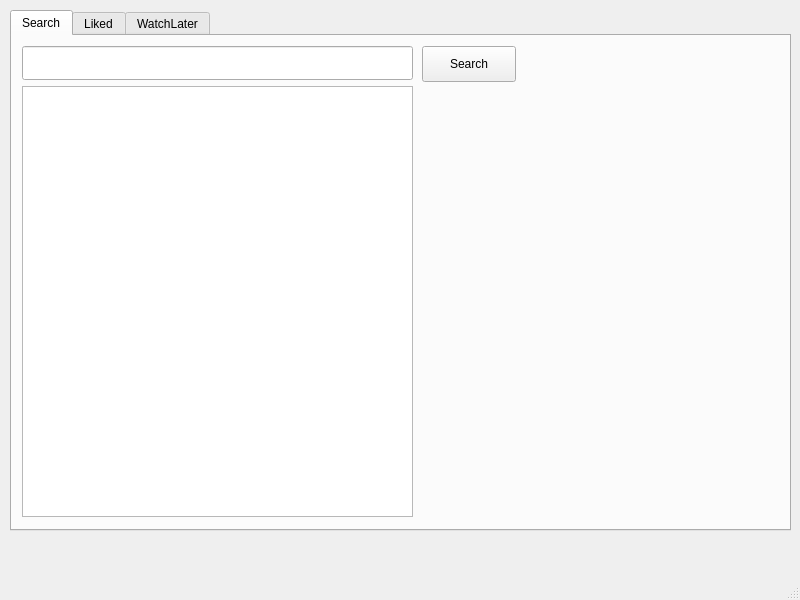
First picture: the form in mainwindow.ui, repository NicolasStigler/Utecflix, before the edit.
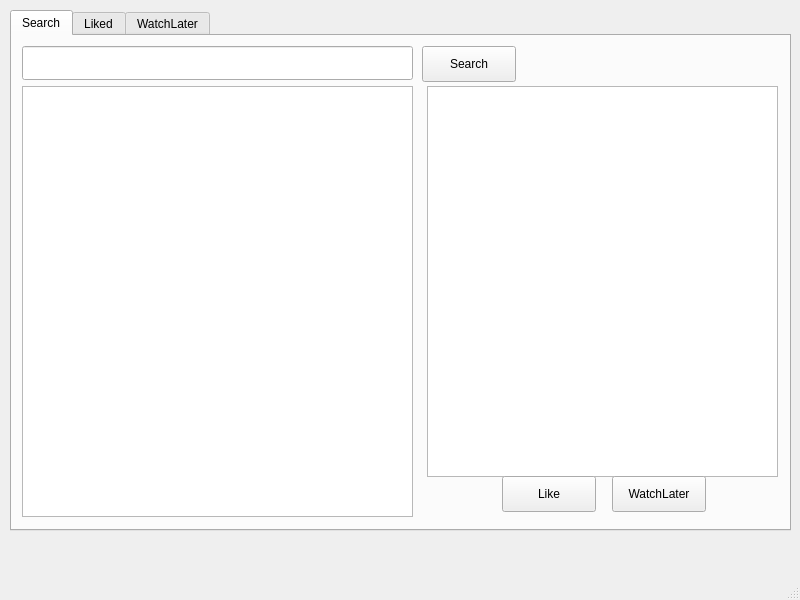
Second picture: the form after the edit.

Commit message: ya funciona like, watchlater y mostrar detalles de pelicula

Patch:
```diff
--- a/mainwindow.ui
+++ b/mainwindow.ui
@@ -66,6 +66,42 @@
        <set>QAbstractItemView::EditTrigger::NoEditTriggers</set>
       </property>
      </widget>
+     <widget class="QListView" name="infoListView">
+      <property name="geometry">
+       <rect>
+        <x>415</x>
+        <y>50</y>
+        <width>351</width>
+        <height>391</height>
+       </rect>
+      </property>
+     </widget>
+     <widget class="QPushButton" name="likeBtn">
+      <property name="geometry">
+       <rect>
+        <x>490</x>
+        <y>440</y>
+        <width>94</width>
+        <height>36</height>
+       </rect>
+      </property>
+      <property name="text">
+       <string>Like</string>
+      </property>
+     </widget>
+     <widget class="QPushButton" name="watchLaterBtn">
+      <property name="geometry">
+       <rect>
+        <x>600</x>
+        <y>440</y>
+        <width>94</width>
+        <height>36</height>
+       </rect>
+      </property>
+      <property name="text">
+       <string>WatchLater</string>
+      </property>
+     </widget>
     </widget>
     <widget class="QWidget" name="Liked">
      <attribute name="title">
```
The commit also changes 23 other files.
